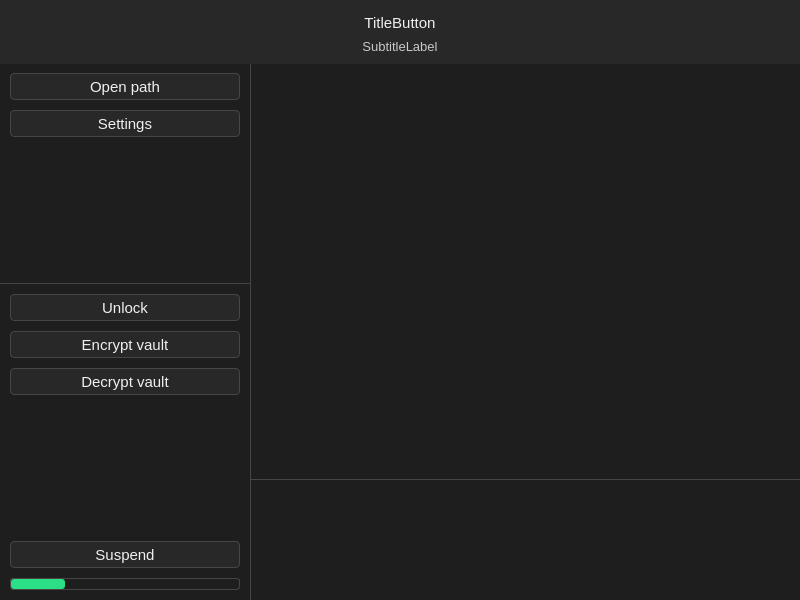
This is src/forms/VaultApp_Viewer.ui in Nothing031/Vault as Qt 5 draws it before an edit. The edited form follows.
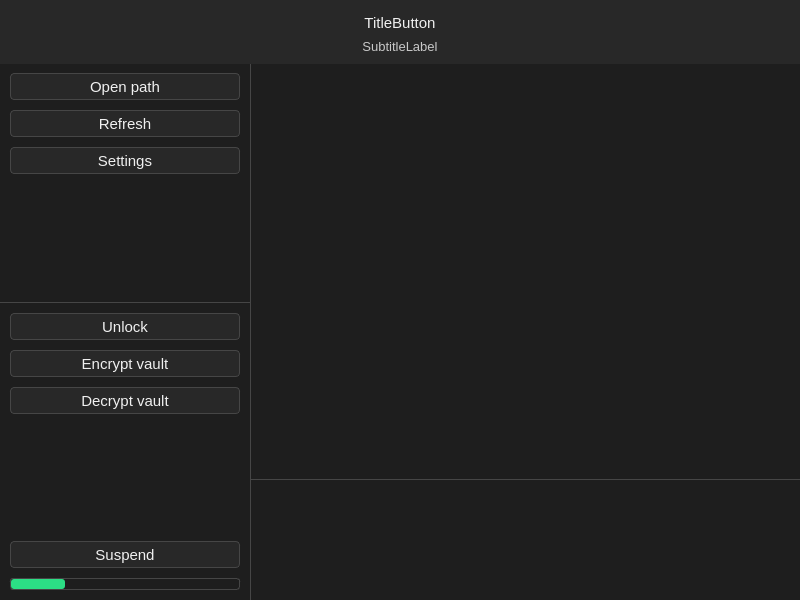
This is the edited form. Custom widgets are drawn as their Qt base class.

```diff
--- a/src/forms/VaultApp_Viewer.ui
+++ b/src/forms/VaultApp_Viewer.ui
@@ -303,6 +303,13 @@
          </property>
         </widget>
        </item>
+       <item>
+        <widget class="QPushButton" name="refreshButton">
+         <property name="text">
+          <string>Refresh</string>
+         </property>
+        </widget>
+       </item>
        <item>
         <widget class="QPushButton" name="settingsButton">
          <property name="text">
```
